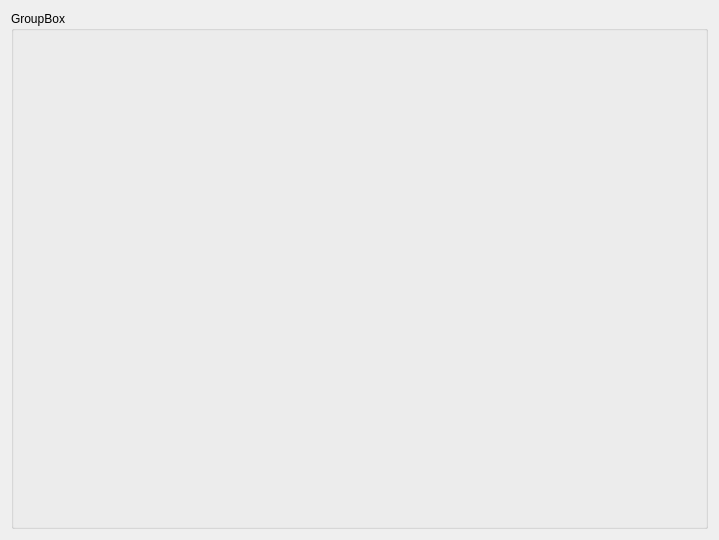
b-lack/qgis-fim-plugin, file lfb_regeneration_wildlife_impact/gui/form/views/object_view.ui: the form before one commit.
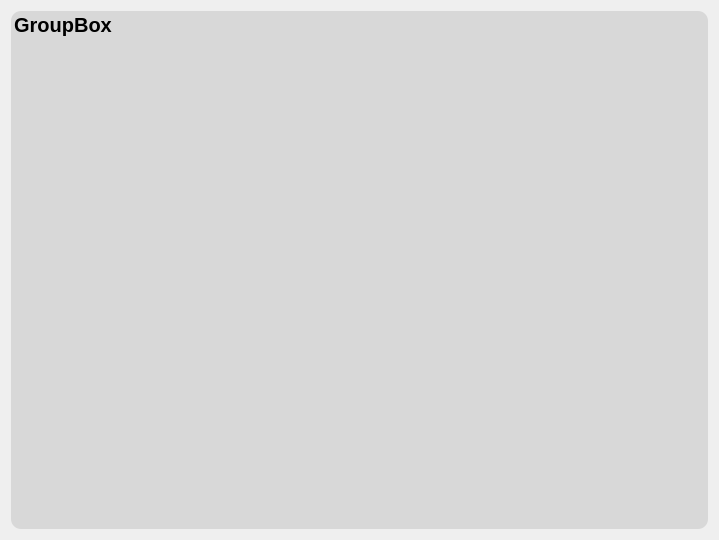
The form after the commit.

The edit to the form file:
```diff
--- a/lfb_regeneration_wildlife_impact/gui/form/views/object_view.ui
+++ b/lfb_regeneration_wildlife_impact/gui/form/views/object_view.ui
@@ -15,7 +15,20 @@
   </property>
   <layout class="QGridLayout" name="gridLayout">
    <item row="0" column="0">
-    <widget class="QGroupBox" name="groupBox">
+    <widget class="QGroupBox" name="lfbObjectGroup">
+     <property name="font">
+      <font>
+       <pointsize>15</pointsize>
+       <weight>75</weight>
+       <bold>true</bold>
+      </font>
+     </property>
+     <property name="styleSheet">
+      <string notr="true">QGroupBox#lfbObjectGroup{
+	background: rgba(0,0,0,0.1);
+border-radius: 10px;
+}</string>
+     </property>
      <property name="title">
       <string>GroupBox</string>
      </property>
```
